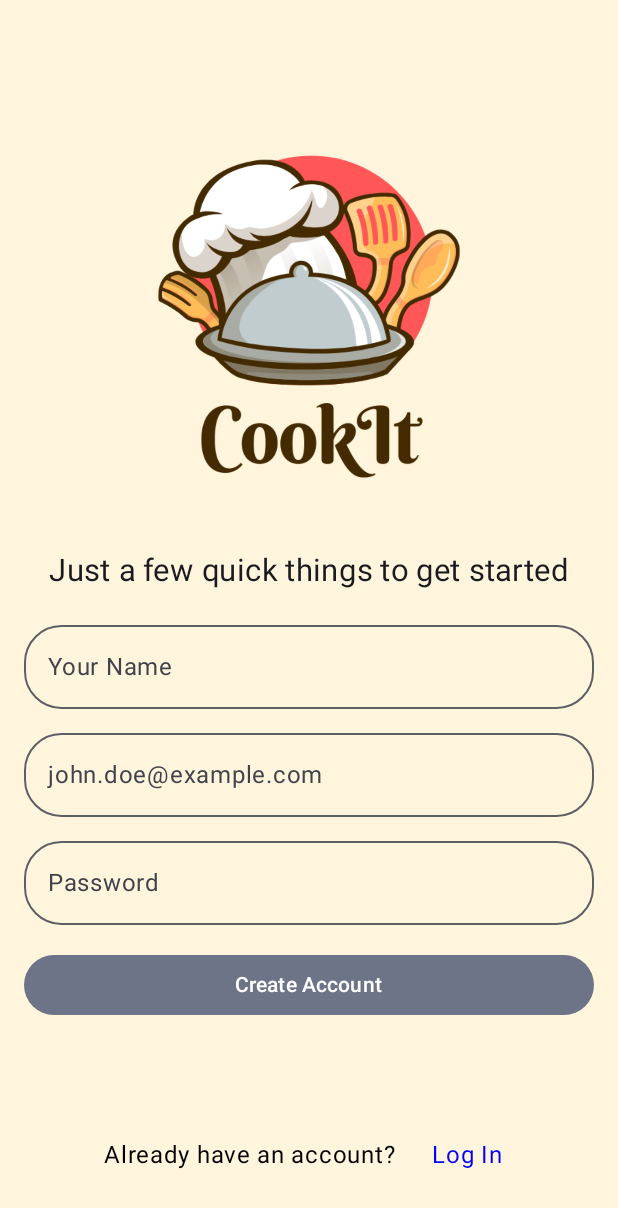
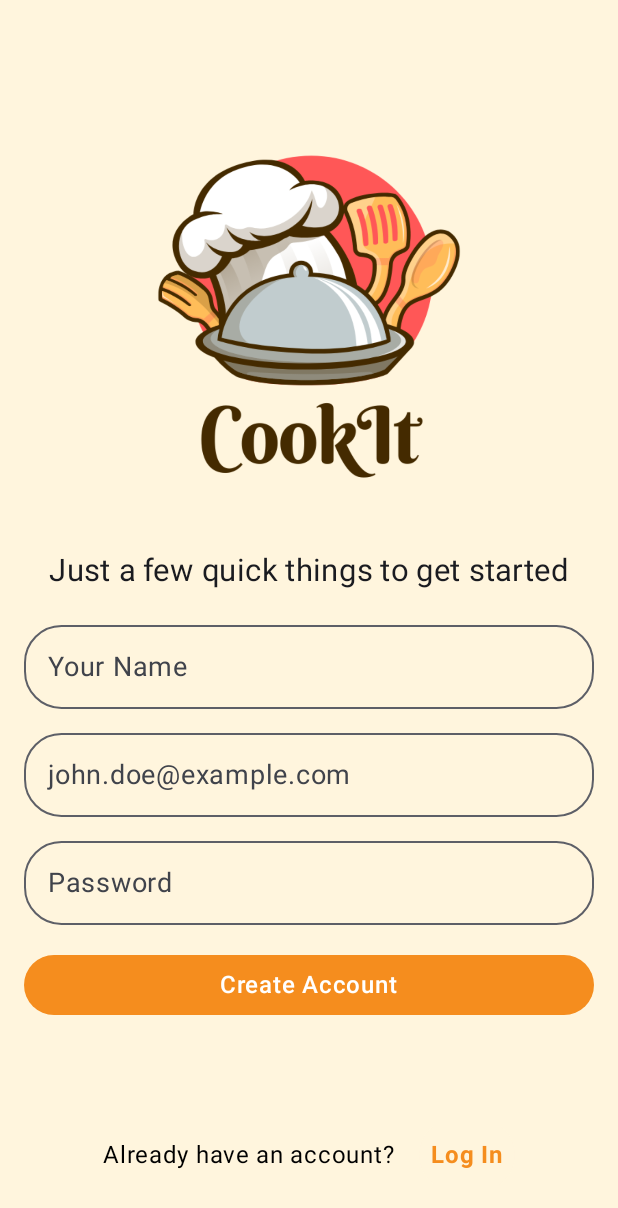
Before and after one commit to DanieleGagni/pa1469_cook_it, an Android app built with Jetpack Compose: the screen it shows after launch (MainActivity), after a tap on "Sign up", on a phone screen of 412 x 824 dp. Shown: the top 1208 px of the screen. Run offline under Robolectric (Android 15) with nearby library versions, the light colour scheme and no system bars; our stand-ins replace Firebase (no records; nobody signed in at launch, a user with empty details on screens opened directly); 1 other tap on this screen came first.

Commit message:
wip theme design changes

```diff
--- a/app/src/main/java/com/example/cookit/screens/createRecipe/CreateRecipeScreen.kt
+++ b/app/src/main/java/com/example/cookit/screens/createRecipe/CreateRecipeScreen.kt
@@ -28,6 +28,7 @@ import androidx.compose.material3.DropdownMenu
 import androidx.compose.material3.DropdownMenuItem
 import androidx.compose.material3.Icon
 import androidx.compose.material3.MaterialTheme
+import androidx.compose.material3.OutlinedTextField
 import androidx.compose.material3.Text
 import androidx.compose.material3.TextField
 import androidx.compose.material3.TextFieldColors
@@ -60,6 +61,7 @@ import androidx.navigation.compose.rememberNavController
 import com.example.cookit.screens.components.Recipe
 import com.example.cookit.screens.logIn.LoginUiState
 import com.example.cookit.screens.logIn.LoginViewModel
+import com.example.cookit.ui.theme.darkOrange
 import com.google.firebase.auth.FirebaseAuth
 import com.google.firebase.firestore.ktx.firestore
 import com.google.firebase.ktx.Firebase
@@ -478,6 +480,10 @@ fun CreateRecipeScreen(
                         onDone = {
                             keyboardController?.hide()
                         }
+                    ),
+                    shape = RoundedCornerShape(25.dp),
+                    colors = TextFieldDefaults.colors(
+                        focusedContainerColor = darkOrange
                     )
                 )
             }
--- a/app/src/main/java/com/example/cookit/screens/logIn/LogInScreen.kt
+++ b/app/src/main/java/com/example/cookit/screens/logIn/LogInScreen.kt
@@ -6,6 +6,7 @@ import androidx.lifecycle.ViewModel
 import androidx.lifecycle.viewmodel.compose.viewModel
 import androidx.compose.foundation.Image
 import androidx.compose.foundation.background
+import androidx.compose.foundation.border
 import androidx.compose.foundation.layout.*
 import androidx.compose.foundation.rememberScrollState
 import androidx.compose.foundation.shape.RoundedCornerShape
@@ -24,8 +25,10 @@ import androidx.compose.material.icons.Icons
 import androidx.compose.material.icons.filled.Lock
 import androidx.compose.material.icons.filled.Person
 import androidx.compose.ui.draw.clip
+import androidx.compose.ui.text.font.FontWeight
 import androidx.compose.ui.unit.sp
 import com.example.cookit.R
+import com.example.cookit.ui.theme.darkOrange
 import com.google.firebase.auth.FirebaseAuth
 
 
@@ -116,7 +119,12 @@ fun LogInScreen(
                     OutlinedTextField(
                         value = uiState.username,
                         onValueChange = { viewModel.onUsernameChange(it) },
-                        placeholder = { Text("john.doe@example.com") },
+                        placeholder = {
+                            Text(
+                                text = "john.doe@example.com",
+                                style = MaterialTheme.typography.bodyLarge
+                            )
+                        },
                         modifier = Modifier
                             .fillMaxWidth()
                             .padding(vertical = 8.dp),
@@ -128,7 +136,12 @@ fun LogInScreen(
                     OutlinedTextField(
                         value = uiState.password,
                         onValueChange = { viewModel.onPasswordChange(it) },
-                        placeholder = { Text("Password") },
+                        placeholder = {
+                            Text(
+                                text = "Password",
+                                style = MaterialTheme.typography.bodyLarge
+                            )
+                        },
                         modifier = Modifier
                             .fillMaxWidth()
                             .padding(vertical = 8.dp),
@@ -151,7 +164,11 @@ fun LogInScreen(
                         modifier = Modifier
                             .fillMaxWidth()
                             .padding(vertical = 8.dp),
-                        enabled = !uiState.isLoading
+                        enabled = !uiState.isLoading,
+                        colors = ButtonDefaults.filledTonalButtonColors(
+                            containerColor = darkOrange,
+                            contentColor = Color.White
+                        )
                     ) {
                         if (uiState.isLoading) {
                             CircularProgressIndicator(
@@ -159,25 +176,24 @@ fun LogInScreen(
                                 modifier = Modifier.size(16.dp)
                             )
                         } else {
-                            Text("Log In")
+                            Text(
+                                text = "Log In",
+                                style = MaterialTheme.typography.labelLarge
+                            )
                         }
                     }
 
-                    Column(
+
+                    Row(
                         modifier = Modifier
-                            .fillMaxSize()
-                            .padding(16.dp),
-                        verticalArrangement = Arrangement.Center,
-                        horizontalAlignment = Alignment.CenterHorizontally
-                    ) {
-                        Row(
+                            .padding(top = 10.dp),
                         horizontalArrangement = Arrangement.spacedBy(8.dp),
                         verticalAlignment = Alignment.CenterVertically,
                     ) {
                         Text(
                             text = "Don't have an account?",
+                            style = MaterialTheme.typography.bodyMedium,
                             color = Color.Black,
-                                fontSize = 16.sp,
                             modifier = Modifier.padding(end = 8.dp)
                         )
 
@@ -189,16 +205,17 @@ fun LogInScreen(
                                 .height(48.dp)
                                 .clip(RoundedCornerShape(24.dp))
                                 .padding(vertical = 4.dp),
+                            //screen's background color
                             color = Color(0xFFFFF5DD)
                         ) {
                             Box(contentAlignment = Alignment.Center) {
                                 Text(
                                     text = "Sign up",
+                                    //style = MaterialTheme.typography.bodyMedium.copy(fontWeight = FontWeight.Medium),
+                                    style = MaterialTheme.typography.labelLarge.copy(fontWeight = FontWeight.Bold),
                                     modifier = Modifier.padding(8.dp),
-                                        color = Color.Blue,
-                                        fontSize = 16.sp
+                                    color = darkOrange
                                 )
-                                }
                             }
                         }
                     }
--- a/app/src/main/java/com/example/cookit/screens/signUp/SignUpScreen.kt
+++ b/app/src/main/java/com/example/cookit/screens/signUp/SignUpScreen.kt
@@ -22,7 +22,9 @@ import androidx.compose.ui.text.input.PasswordVisualTransformation
 import androidx.compose.ui.unit.dp
 import androidx.compose.ui.unit.sp
 import androidx.compose.ui.draw.clip
+import androidx.compose.ui.text.font.FontWeight
 import com.example.cookit.R
+import com.example.cookit.ui.theme.darkOrange
 import com.google.firebase.auth.FirebaseAuth
 import com.google.firebase.auth.ktx.userProfileChangeRequest
 
@@ -226,7 +228,11 @@ fun SignUpScreen(
                         modifier = Modifier
                             .fillMaxWidth()
                             .padding(vertical = 8.dp),
-                        enabled = !uiState.isLoading
+                        enabled = !uiState.isLoading,
+                        colors = ButtonDefaults.filledTonalButtonColors(
+                            containerColor = darkOrange,
+                            contentColor = Color.White
+                        )
                     ) {
                         if (uiState.isLoading) {
                             CircularProgressIndicator(
@@ -234,7 +240,10 @@ fun SignUpScreen(
                                 modifier = Modifier.size(16.dp)
                             )
                         } else {
-                            Text("Create Account")
+                            Text(
+                                text = "Create Account",
+                                style = MaterialTheme.typography.labelLarge
+                            )
                         }
                     }
 
@@ -271,9 +280,10 @@ fun SignUpScreen(
                                 Box(contentAlignment = Alignment.Center) {
                                     Text(
                                         text = "Log In",
+                                        //style = MaterialTheme.typography.bodyMedium.copy(fontWeight = FontWeight.Medium),
+                                        style = MaterialTheme.typography.labelLarge.copy(fontWeight = FontWeight.Bold),
                                         modifier = Modifier.padding(8.dp),
-                                        color = Color.Blue,
-                                        fontSize = 16.sp
+                                        color = darkOrange
                                     )
                                 }
                             }
--- a/app/src/main/java/com/example/cookit/ui/theme/Color.kt
+++ b/app/src/main/java/com/example/cookit/ui/theme/Color.kt
@@ -9,3 +9,5 @@ val Pink80 = Color(0xFFEFB8C8)
 val Purple40 = Color(0xFF6650a4)
 val PurpleGrey40 = Color(0xFF625b71)
 val Pink40 = Color(0xFF7D5260)
+
+val darkOrange = Color(0xFFF58D1E)
--- a/app/src/main/java/com/example/cookit/ui/theme/Type.kt
+++ b/app/src/main/java/com/example/cookit/ui/theme/Type.kt
@@ -8,13 +8,53 @@ import androidx.compose.ui.unit.sp
 
 // Set of Material typography styles to start with
 val Typography = Typography(
+
+    bodySmall = TextStyle(
+        fontFamily = FontFamily.Default,
+        fontWeight = FontWeight.Normal,
+        fontSize = 12.sp,
+        lineHeight = 18.sp,
+        letterSpacing = 0.5.sp
+    ),
+    bodyMedium = TextStyle(
+        fontFamily = FontFamily.Default,
+        fontWeight = FontWeight.Normal,
+        fontSize = 14.sp,
+        lineHeight = 20.sp,
+        letterSpacing = 0.5.sp
+    ),
     bodyLarge = TextStyle(
         fontFamily = FontFamily.Default,
         fontWeight = FontWeight.Normal,
+        fontSize = 18.sp,
+        lineHeight = 24.sp,
+        letterSpacing = 0.5.sp
+    ),
+
+    //FOR BUTTONS ???
+    labelSmall = TextStyle(
+        fontFamily = FontFamily.Default,
+        fontWeight = FontWeight.Medium,
+        fontSize = 12.sp,
+        lineHeight = 18.sp,
+        letterSpacing = 0.5.sp
+    ),
+    labelMedium = TextStyle(
+        fontFamily = FontFamily.Default,
+        fontWeight = FontWeight.Medium,
+        fontSize = 14.sp,
+        lineHeight = 20.sp,
+        letterSpacing = 0.5.sp
+    ),
+    labelLarge = TextStyle(
+        fontFamily = FontFamily.Default,
+        fontWeight = FontWeight.Medium,
+        //fontWeight = FontWeight.Normal,
         fontSize = 16.sp,
         lineHeight = 24.sp,
         letterSpacing = 0.5.sp
-    )
+    ),
+
     /* Other default text styles to override
     titleLarge = TextStyle(
         fontFamily = FontFamily.Default,
```
Lines whose indentation alone changed are shown as unchanged.
